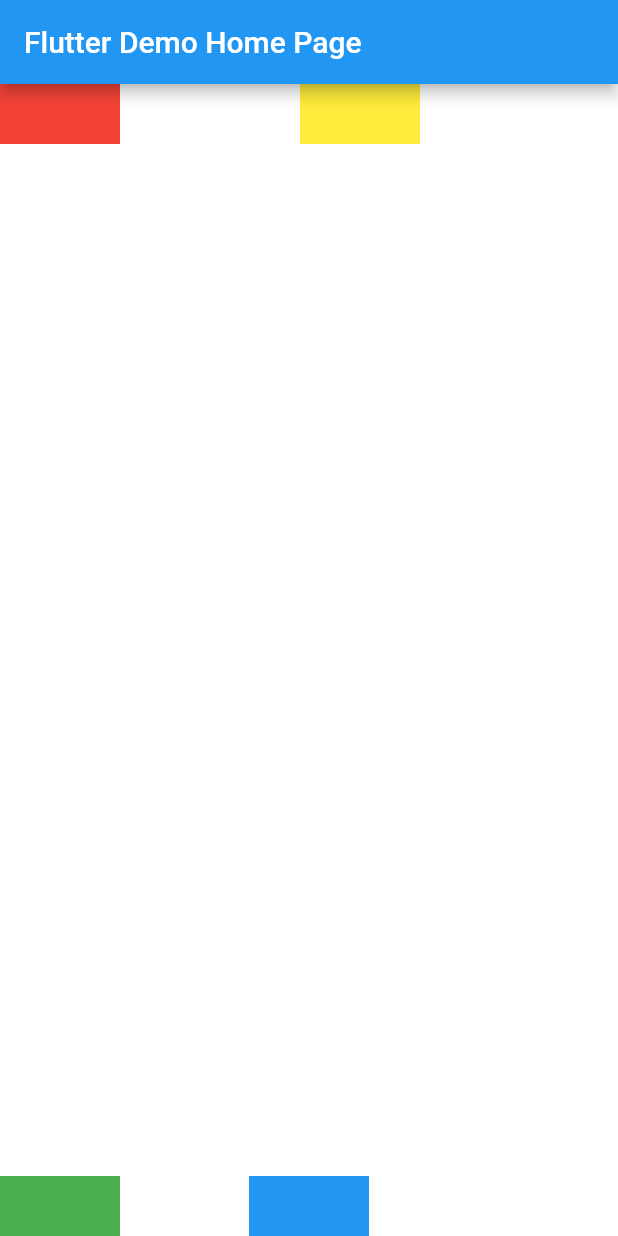
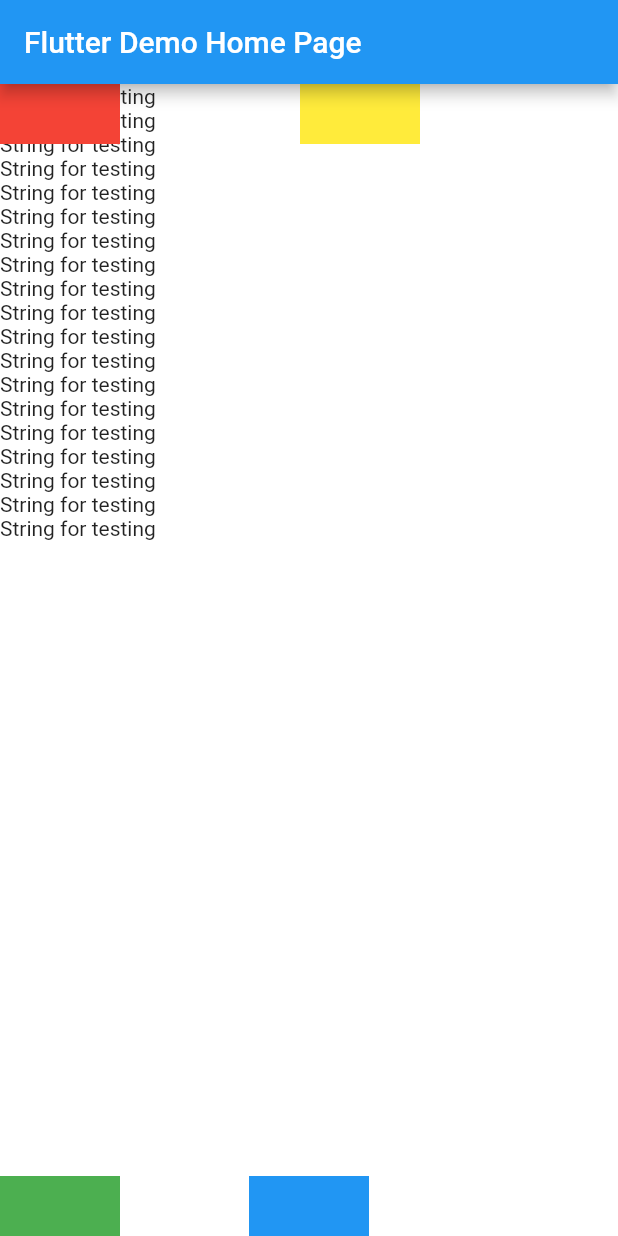
Before and after one commit to dan7sc/flutter-example2, a Flutter app: the screen it shows after launch, on a phone screen of 412 x 824 dp. Run offline on Flutter 3.47's test engine with Material 2 defaults, Android fonts, the phone set to English and light mode, and no system bars.

Commit message:
Add column with multiple text

```diff
--- a/lib/main.dart
+++ b/lib/main.dart
@@ -37,6 +37,29 @@ class _MyHomePageState extends State<MyHomePage> {
       ),
       body: Stack(
         children: [
+          Column(
+            children: [
+              Text("String for testing"),
+              Text("String for testing"),
+              Text("String for testing"),
+              Text("String for testing"),
+              Text("String for testing"),
+              Text("String for testing"),
+              Text("String for testing"),
+              Text("String for testing"),
+              Text("String for testing"),
+              Text("String for testing"),
+              Text("String for testing"),
+              Text("String for testing"),
+              Text("String for testing"),
+              Text("String for testing"),
+              Text("String for testing"),
+              Text("String for testing"),
+              Text("String for testing"),
+              Text("String for testing"),
+              Text("String for testing"),
+            ],
+          ),
           Align(
             alignment: Alignment.bottomLeft,
             child: Container(
```
